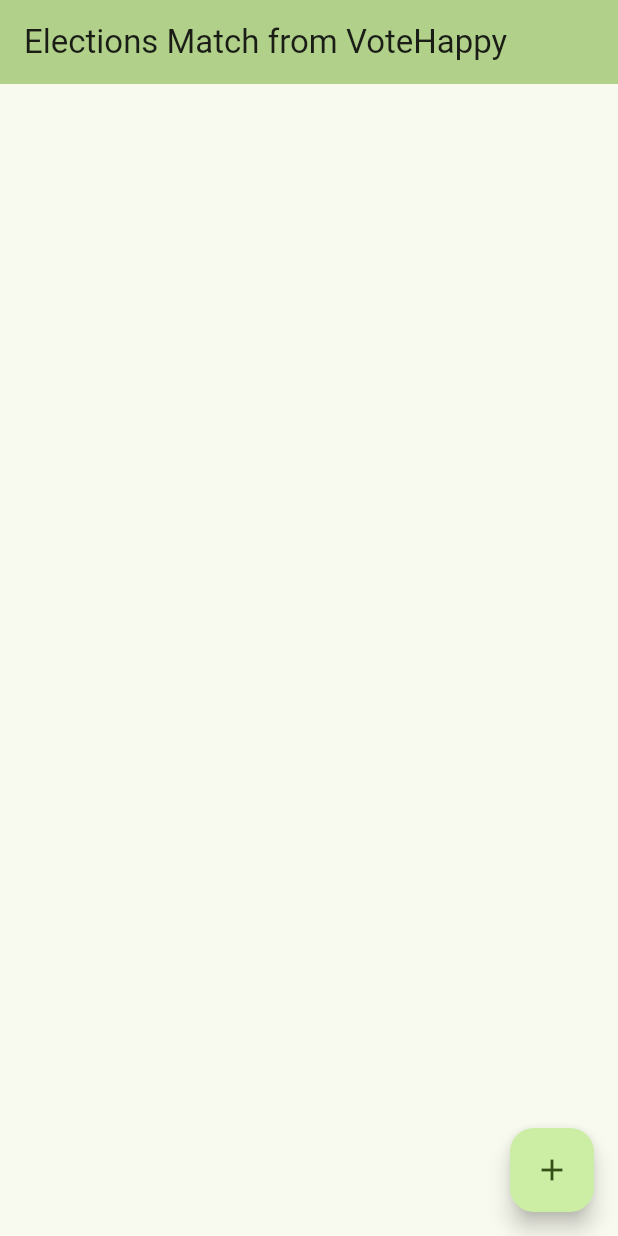
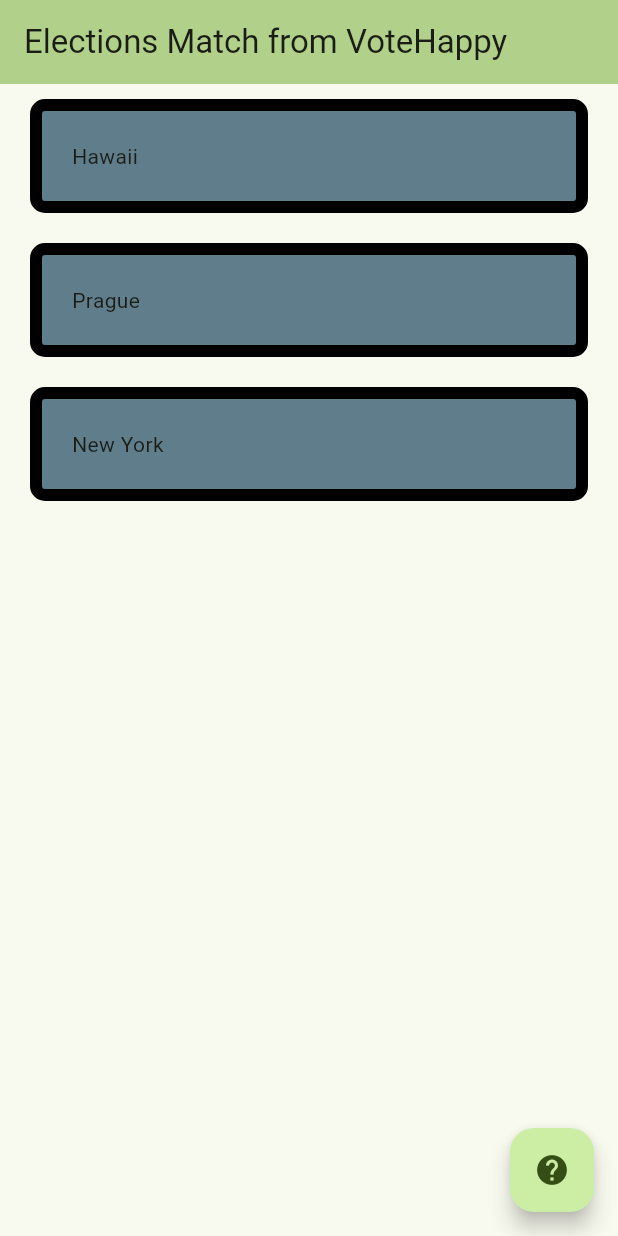
Before and after one commit to jirisemecky/elections_match, a Flutter app: the screen it shows after launch, on a phone screen of 412 x 824 dp. Run offline on Flutter 3.47's test engine with Material 3 defaults, Android fonts, the light colour scheme and no system bars.

Commit message:
Fix typos and warnings.

```diff
--- a/lib/main.dart
+++ b/lib/main.dart
@@ -1,6 +1,6 @@
 import 'package:elections_match/models/data.dart';
 import 'package:elections_match/widgets/elections_item.dart';
-import 'package:elections_match/widgets/elections_screen.dart';
+import 'package:elections_match/screens/elections_screen.dart';
 import 'package:elections_match/widgets/styles.dart';
 import 'package:flutter/material.dart';
 
@@ -53,18 +53,6 @@
 }
 
 class _HomePageState extends State<HomePage> {
-  int _counter = 0;
-
-  void _incrementCounter() {
-    setState(() {
-      // This call to setState tells the Flutter framework that something has
-      // changed in this State, which causes it to rerun the build method below
-      // so that the display can reflect the updated values. If we changed
-      // _counter without calling setState(), then the build method would not be
-      // called again, and so nothing would appear to happen.
-      _counter++;
-    });
-  }
 
   @override
   Widget build(BuildContext context) {
@@ -80,22 +68,22 @@
         title: Text(widget.title),
       ),
       body: Center(
-        child: ListView.builder(itemCount: CATALOG.length, itemBuilder: itemBuilder)
+        child: ListView.builder(itemCount: fakeElections.length, itemBuilder: itemBuilder)
       ),
       floatingActionButton: FloatingActionButton(
-        onPressed: _incrementCounter,
-        tooltip: 'Increment',
-        child: const Icon(Icons.add),
+        onPressed: () {},
+        tooltip: 'Help',
+        child: const Icon(Icons.help),
       ), // This trailing comma makes auto-formatting nicer for build methods.
     );
   }
 
   Widget itemBuilder(BuildContext context, int index) {
     return GestureDetector(
-        onTap: () => electionSelected(ELECTIONS[index]),
+        onTap: () => electionSelected(fakeElections[index]),
         child: MouseRegion(
             cursor: SystemMouseCursors.click,
-            child: ElectionsListItem(ELECTIONS[index])));
+            child: ElectionsListItem(fakeElections[index])));
   }
 
   electionSelected(Elections elections) {
--- a/lib/models/fake_data_model.dart
+++ b/lib/models/fake_data_model.dart
@@ -45,7 +45,7 @@
 ];
 
 
-final List<Elections> ELECTIONS = [
+final List<Elections> fakeElections = [
   Elections('Hawaii', 'Elections for parliament in Hawai in Spring 2024', _hawaiiParties, [welfare, health, education]),
   Elections('Prague', 'Presidential elections in Czech', _czechParties, [welfare, health, education]),
   Elections('New York', 'Voting of local policemen', [Party('Good cop'), Party('Bad cop')], [welfare, health, education]),
--- a/lib/widgets/elections_item.dart
+++ b/lib/widgets/elections_item.dart
@@ -5,7 +5,7 @@
 
 /// Class for displaying single election as an item of a list.
 class ElectionsListItem extends StatelessWidget {
-  Elections elections;
+  final Elections elections;
 
   @override
   Widget build(BuildContext context) {
--- a/lib/widgets/party_card.dart
+++ b/lib/widgets/party_card.dart
@@ -3,7 +3,7 @@
 import '../models/data.dart';
 
 class PartyCard extends StatelessWidget {
-  Party party;
+  final Party party;
 
   PartyCard(this.party, {super.key});
 
```
Also changed, not shown: lib/screens/elections_screen.dart (renamed from lib/widgets/elections_screen.dart, +3 -5 lines), lib/screens/matching_results_screen.dart (renamed from lib/widgets/matching_results_screen.dart), lib/screens/matching_screen.dart (renamed from lib/widgets/matching_screen.dart).
